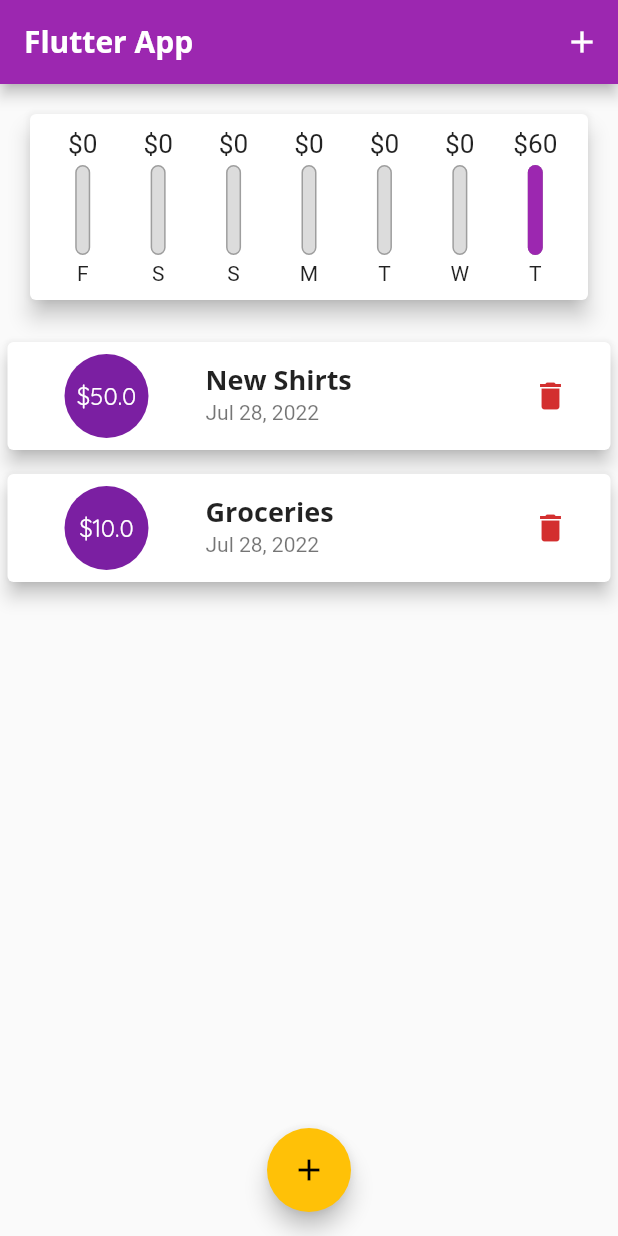
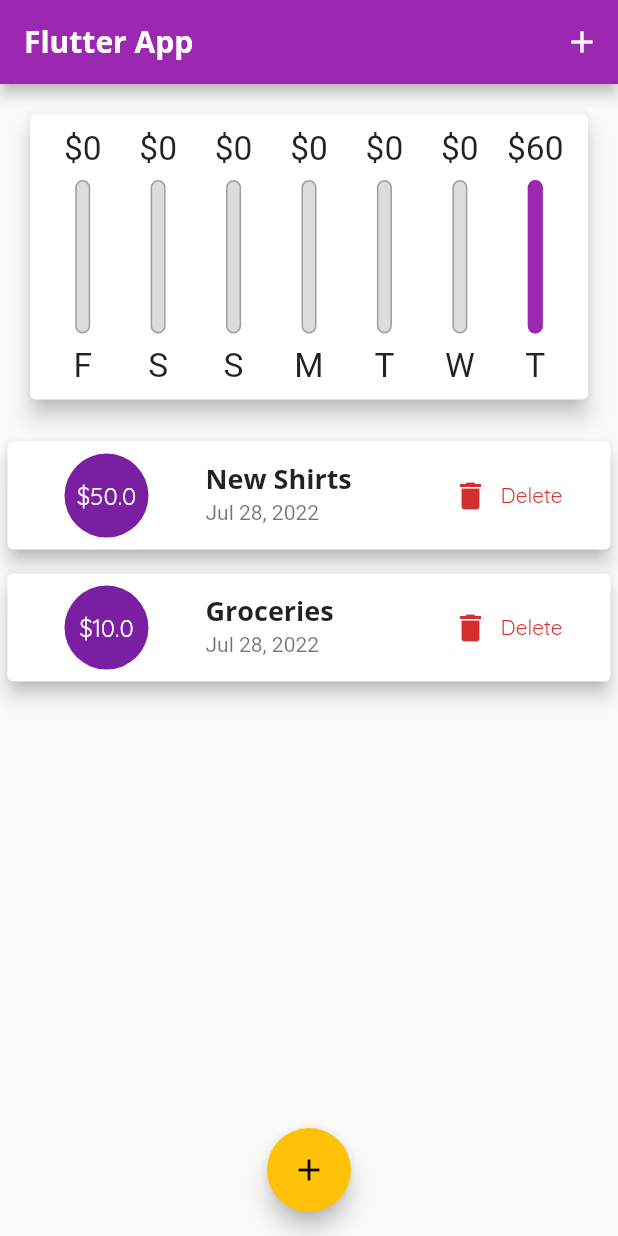
Before and after one commit to anujbarve/flutter_guide, a Flutter app: the screen it shows after launch, on a phone screen of 412 x 824 dp. Run offline on Flutter 3.47's test engine with Material 2 defaults, Android fonts, the phone set to English and light mode, and no system bars; missing offline and left inert: dart:ffi.

Commit message:
added responsive func, and adaptive func

```diff
--- a/lib/main.dart
+++ b/lib/main.dart
@@ -1,16 +1,27 @@
+import 'package:flutter/cupertino.dart';
 import 'package:flutter/material.dart';
+import 'package:flutter/services.dart';
 import 'package:flutter_guide/widgets/chart.dart';
 import 'package:flutter_guide/widgets/new_transaction.dart';
 import './widgets/transaction_list.dart';
 import '/models/transaction.dart';
 import 'package:intl/intl.dart';
+import 'dart:io';
 
-void main() => runApp(MyApp());
+void main() {
+  // WidgetsFlutterBinding.ensureInitialized();
+  // SystemChrome.setPreferredOrientations(
+  //     [DeviceOrientation.portraitUp, DeviceOrientation.portraitDown]);
+  runApp(MyApp());
+}
+
+final bool isIOS = Platform.isIOS;
 
 class MyApp extends StatelessWidget {
   @override
   Widget build(BuildContext context) {
     return MaterialApp(
+      debugShowCheckedModeBanner: false,
       title: 'Expense Tracker',
       theme: ThemeData(
         primarySwatch: Colors.purple,
@@ -60,6 +71,8 @@ class _MyHomePageState extends State<MyHomePage> {
     ),
   ];
 
+  bool _showChart = false;
+
   List<Transaction> get _recentTransactions {
     return _userTransaction.where((tx) {
       return tx.date!.isAfter(
@@ -104,23 +117,83 @@ class _MyHomePageState extends State<MyHomePage> {
 
   @override
   Widget build(BuildContext context) {
-    return Scaffold(
-      appBar: AppBar(title: Text('Flutter App'), actions: [
-        IconButton(
-          icon: Icon(Icons.add),
-          onPressed: () => _startAddNewTransaction(context),
-        )
-      ]),
-      body: SingleChildScrollView(
+    final mediaQuery = MediaQuery.of(context);
+    final isLandscape = mediaQuery.orientation == Orientation.landscape;
+
+    final PreferredSizeWidget appBar = isIOS ? CupertinoNavigationBar(
+      middle: Text('Expense Tracker'),
+      trailing: Row(
+        mainAxisSize: MainAxisSize.min,
+        children: [
+          GestureDetector(
+            onTap:() => _startAddNewTransaction(context),
+            child: const Icon(CupertinoIcons.add),
+          )
+        ],
+      ),
+    ) : AppBar(title: Text('Flutter App'), actions: [
+      IconButton(
+        icon: Icon(Icons.add),
+        onPressed: () => _startAddNewTransaction(context),
+      )
+    ]) as PreferredSizeWidget;
+
+    final appList = Container(
+      height: (mediaQuery.size.height -
+              appBar.preferredSize.height -
+              mediaQuery.padding.top) *
+          0.7,
+      child: TransactionList(_userTransaction, _deleteTransaction),
+    );
+
+    final appBody = SafeArea(child: SingleChildScrollView(
         child: Column(
           children: [
-            Chart(_recentTransactions),
-            TransactionList(_userTransaction, _deleteTransaction)
+            if (isLandscape)
+              Row(
+                mainAxisAlignment: MainAxisAlignment.center,
+                children: [
+                  Text('Show chart', style: Theme.of(context).textTheme.headline6,),
+                  Switch.adaptive(
+                      value: _showChart,
+                      onChanged: (val) {
+                        setState(() {
+                          _showChart = val;
+                        });
+                      })
+                ],
+              ),
+            if (!isLandscape)
+              Container(
+                  height: (mediaQuery.size.height -
+                          appBar.preferredSize.height -
+                          mediaQuery.padding.top) *
+                      0.3,
+                  child: Chart(_recentTransactions)),
+            if (!isLandscape) appList,
+            if (isLandscape)
+              _showChart
+                  ? Container(
+                      height: (mediaQuery.size.height -
+                              appBar.preferredSize.height -
+                              mediaQuery.padding.top) *
+                          0.7,
+                      child: Chart(_recentTransactions))
+                  : appList
           ],
         ),
-      ),
+      ));
+
+    return isIOS ?
+    CupertinoPageScaffold(
+      child: appBody,
+      navigationBar: appBar as ObstructingPreferredSizeWidget,
+      ) :
+    Scaffold(
+      appBar: appBar,
+      body: appBody,
       floatingActionButtonLocation: FloatingActionButtonLocation.centerFloat,
-      floatingActionButton: FloatingActionButton(
+      floatingActionButton: isIOS ? Container() : FloatingActionButton(
         child: Icon(Icons.add),
         onPressed: () => _startAddNewTransaction(context),
       ),
--- a/lib/widgets/chart_bar.dart
+++ b/lib/widgets/chart_bar.dart
@@ -11,16 +11,18 @@ class ChartBar extends StatelessWidget {
 
   @override
   Widget build(BuildContext context) {
+    return LayoutBuilder(builder: ((context, constraints) {
       return Column(
         children: [
           Container(
-          height: 20,
-          child: FittedBox(child: Text('\$${spendingAmount.toStringAsFixed(0)}'))),
+              height: constraints.maxHeight * 0.15,
+              child: FittedBox(
+                  child: Text('\$${spendingAmount.toStringAsFixed(0)}'))),
           SizedBox(
-          height: 4,
+            height: constraints.maxHeight * 0.05,
           ),
           Container(
-          height: 60,
+            height: constraints.maxHeight * 0.6,
             width: 10,
             child: Stack(
               children: [
@@ -43,10 +45,16 @@ class ChartBar extends StatelessWidget {
             ),
           ),
           SizedBox(
-          height: 4,
+            height: constraints.maxHeight * 0.05,
           ),
-        Text(label)
+          Container(
+            height: constraints.maxHeight * 0.15,
+            child: FittedBox(
+              child: Text(label),
+            ),
+          ),
         ],
       );
+    }));
   }
 }
--- a/lib/widgets/new_transaction.dart
+++ b/lib/widgets/new_transaction.dart
@@ -1,3 +1,6 @@
+import 'dart:io';
+
+import 'package:flutter/cupertino.dart';
 import 'package:flutter/src/foundation/key.dart';
 import 'package:flutter/src/widgets/framework.dart';
 import 'package:flutter/material.dart';
@@ -51,11 +54,14 @@ class _NewTransactionState extends State<NewTransaction> {
     });
   }
 
+final bool isIOS = Platform.isIOS;
+
   @override
   Widget build(BuildContext context) {
-    return Card(
+    return SingleChildScrollView(
+      child: Card(
         child: Container(
-        padding: EdgeInsets.all(10),
+          padding: EdgeInsets.only(top:10, left: 10,right: 10, bottom: MediaQuery.of(context).viewInsets.bottom + 10 ),
           child: Column(
             crossAxisAlignment: CrossAxisAlignment.end,
             children: [
@@ -78,17 +84,30 @@ class _NewTransactionState extends State<NewTransaction> {
                         child: Text(_selectedDate == null
                             ? 'No Date Chosen'
                             : 'Picked Date : ${DateFormat.yMd().format(_selectedDate!)}')),
-                  FlatButton(
-                    textColor: Theme.of(context).primaryColor,
+                    isIOS ? CupertinoButton(
                       onPressed: _presentDatePicker,
                       child: Text(
                         'Choose Date',
                         style: TextStyle(fontWeight: FontWeight.bold),
                       ),
-                  )
+                    ) :
+                    FlatButton(
+                      onPressed: _presentDatePicker,
+                      textColor: Theme.of(context).primaryColor,
+                      child: Text(
+                        'Choose Date',
+                        style: TextStyle(fontWeight: FontWeight.bold),
+                      ),
+                    ),
                   ],
                 ),
               ),
+              isIOS ? CupertinoButton(
+                child: Text('Add Transaction'),
+                color: Theme.of(context).primaryColor,
+                onPressed: _submitData,
+                )
+              :
               RaisedButton(
                 onPressed: _submitData,
                 child: Text('Add Transaction'),
@@ -98,6 +117,7 @@ class _NewTransactionState extends State<NewTransaction> {
             ],
           ),
         ),
+      ),
     );
   }
 }
--- a/lib/widgets/transaction_list.dart
+++ b/lib/widgets/transaction_list.dart
@@ -8,14 +8,13 @@ class TransactionList extends StatelessWidget {
   final List<Transaction> transactions;
   final Function deleteTx;
 
-  TransactionList(this.transactions,this.deleteTx);
+  TransactionList(this.transactions, this.deleteTx);
 
   @override
   Widget build(BuildContext context) {
-    return Container(
-      height: 400,
-      child: transactions.isEmpty
-          ? Column(
+    return transactions.isEmpty
+        ? LayoutBuilder(builder: ((context, constraints) {
+            return Column(
               children: [
                 Text(
                   'No transactions added yet',
@@ -26,13 +25,14 @@ class TransactionList extends StatelessWidget {
                   width: double.infinity,
                 ),
                 Container(
-                    height: 200,
+                    height: constraints.maxHeight * 0.6,
                     child: Image.asset(
                       'assets/images/waiting.png',
                       fit: BoxFit.cover,
                     ))
               ],
-            )
+            );
+          }))
         : ListView.builder(
             itemBuilder: (context, index) {
               return Card(
@@ -55,7 +55,14 @@ class TransactionList extends StatelessWidget {
                     DateFormat.yMMMd()
                         .format(transactions[index].date as DateTime),
                   ),
-                    trailing: IconButton(
+                  trailing: MediaQuery.of(context).size.width > 360 ?
+                  FlatButton.icon(
+                    onPressed:() => deleteTx(transactions[index].id),
+                    icon: Icon(Icons.delete),
+                    label: Text('Delete'),
+                    textColor: Theme.of(context).errorColor
+                    )
+                    : IconButton(
                     icon: Icon(Icons.delete),
                     color: Theme.of(context).errorColor,
                     onPressed: () => deleteTx(transactions[index].id),
@@ -64,7 +71,6 @@ class TransactionList extends StatelessWidget {
               );
             },
             itemCount: transactions.length,
-            ),
           );
   }
 }
```
Lines whose indentation alone changed are shown as unchanged.
